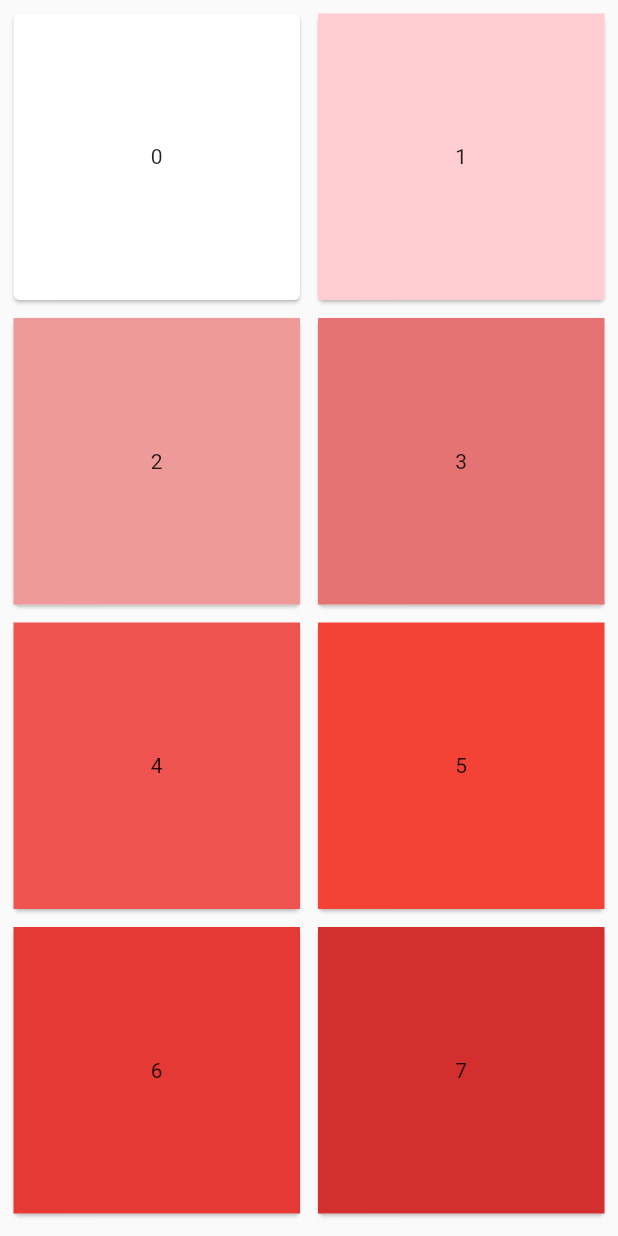
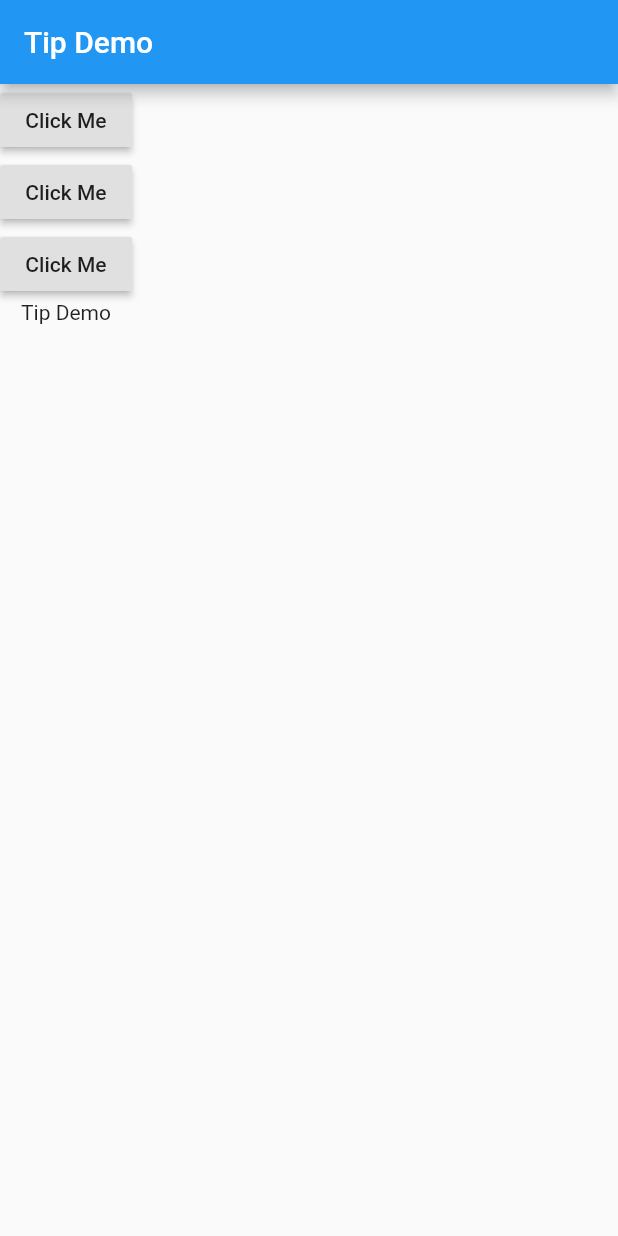
Before and after one commit to parthmehta1990/FlutterWidgetExample, a Flutter app: the screen it shows after launch, on a phone screen of 412 x 824 dp. Run offline on Flutter 3.47's test engine with Material 2 defaults, Android fonts, the phone set to English and light mode, and no system bars.

Commit message:
+Absorb Pointer Example done

```diff
--- /dev/null
+++ b/lib/AbsorbPointerEx/AbsorbPointerEx.dart
@@ -0,0 +1,53 @@
+import 'package:flutter/material.dart';
+
+class AbsorbPointerEx extends StatefulWidget {
+  String title = "Tip Demo";
+
+  @override
+  _AbsorbPointerExState createState() => _AbsorbPointerExState();
+}
+
+class _AbsorbPointerExState extends State<AbsorbPointerEx> {
+  @override
+  Widget build(BuildContext context) {
+    return Scaffold(
+        appBar: AppBar(
+          title: Text(widget.title),
+        ),
+        body: AbsorbPointer(
+          absorbing: true,
+          child: Column(
+            mainAxisAlignment: MainAxisAlignment.start,
+            children: <Widget>[
+              RaisedButton(
+                splashColor: Colors.redAccent,
+                focusColor: Colors.teal,
+                child: Text("Click Me"),
+                onPressed: () {
+                  setState(() {
+                    widget.title = "Button 1 Clicked";
+                  });
+                },
+              ),
+              RaisedButton(
+                child: Text("Click Me"),
+                onPressed: () {
+                  setState(() {
+                    widget.title = "Button 2 Clicked";
+                  });
+                },
+              ),
+              RaisedButton(
+                child: Text("Click Me"),
+                onPressed: () {
+                  setState(() {
+                    widget.title = "Button 3 Clicked";
+                  });
+                },
+              ),
+              Text(widget.title)
+            ],
+          ),
+        ));
+  }
+}
--- a/lib/main.dart
+++ b/lib/main.dart
@@ -1,5 +1,6 @@
 import 'package:flutter/cupertino.dart';
 import 'package:flutter/material.dart';
+import 'package:flutter_widget_app/AbsorbPointerEx/AbsorbPointerEx.dart';
 import 'package:flutter_widget_app/FittedBoxEx/FittedBoxSample.dart';
 import 'package:flutter_widget_app/LayoutBuilderEx/LayoutBuilderEx.dart';
 import 'package:flutter_widget_app/RaisedButtonEx/RaisedBtn.dart';
@@ -25,7 +26,8 @@ class MyApp extends StatelessWidget {
       theme: ThemeData(
         primarySwatch: Colors.blue,
       ),
-      home:LayoutBuilderEx()
+      home:AbsorbPointerEx()
+      //LayoutBuilderEx()
       //FittedBoxSample()
       //RaisedBtn()
       //FlatButtonExample()
```
